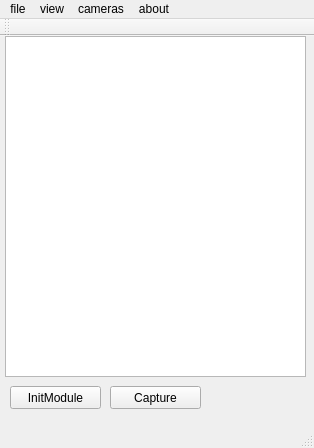
Before: the Qt Designer form src/formCameraWindow/formcamwindow.ui in guanglun/GLMocap, drawn with Qt 5.
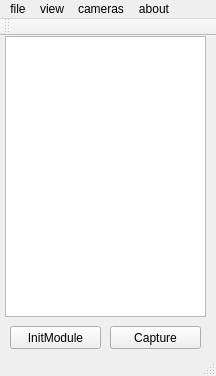
After: the same form once the commit is applied.

```diff
--- a/src/formCameraWindow/formcamwindow.ui
+++ b/src/formCameraWindow/formcamwindow.ui
@@ -6,13 +6,13 @@
    <rect>
     <x>0</x>
     <y>0</y>
-    <width>314</width>
-    <height>448</height>
+    <width>216</width>
+    <height>376</height>
    </rect>
   </property>
   <property name="minimumSize">
    <size>
-    <width>314</width>
+    <width>0</width>
     <height>0</height>
    </size>
   </property>
@@ -31,8 +31,8 @@
      <rect>
       <x>5</x>
       <y>0</y>
-      <width>301</width>
-      <height>341</height>
+      <width>201</width>
+      <height>281</height>
      </rect>
     </property>
    </widget>
@@ -40,7 +40,7 @@
     <property name="geometry">
      <rect>
       <x>110</x>
-      <y>350</y>
+      <y>290</y>
       <width>91</width>
       <height>23</height>
      </rect>
@@ -53,7 +53,7 @@
     <property name="geometry">
      <rect>
       <x>10</x>
-      <y>350</y>
+      <y>290</y>
       <width>91</width>
       <height>23</height>
      </rect>
@@ -68,7 +68,7 @@
     <rect>
      <x>0</x>
      <y>0</y>
-     <width>314</width>
+     <width>216</width>
      <height>23</height>
     </rect>
    </property>
```
